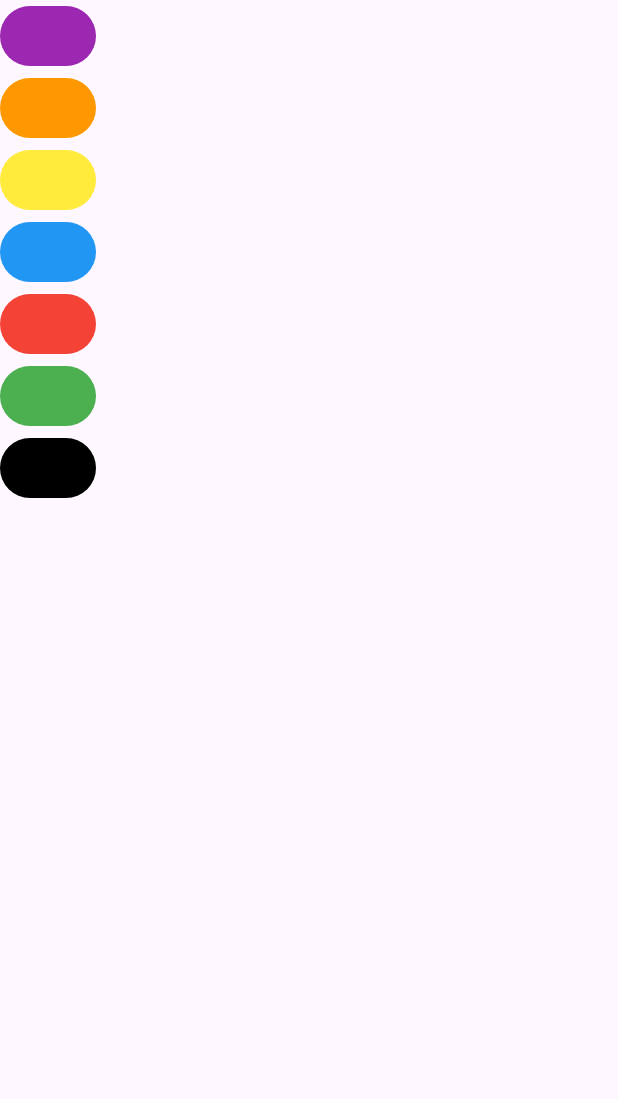
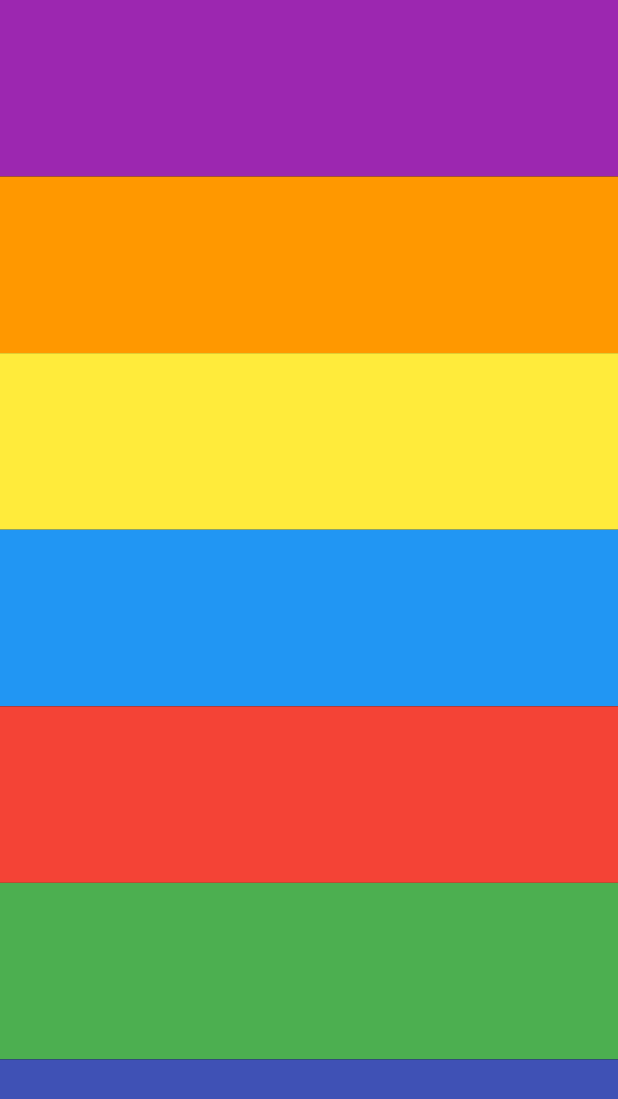
Before and after one commit to imostom/xylophone-flutter-app, a Flutter app: the screen it shows after launch, on a phone screen of 412 x 824 dp. Shown: the top 1099 px of the screen. Run offline on Flutter 3.47's test engine with Material 3 defaults, Android fonts, the light colour scheme and no system bars; our stand-ins replace audioplayers.

Commit message:
buttons made to stretch and occupy full width by using crossAxisAlignment as well as equal height by using Expanded widget

```diff
--- a/lib/main.dart
+++ b/lib/main.dart
@@ -1,7 +1,6 @@
 import 'package:audioplayers/audioplayers.dart';
 import 'package:flutter/material.dart';
 // import 'package:assets_audio_player/src/assets_audio_player.dart';
-
 
 void main() {
   runApp(const XylophoneApp());
@@ -12,7 +11,7 @@ class XylophoneApp extends StatelessWidget {
 
   final int soundIndex = 1;
 
-  void playSound(int soundIndex){
+  void playSound(int soundIndex) {
     final player = AudioPlayer();
     player.play(AssetSource('note$soundIndex.wav'));
   }
@@ -21,97 +20,91 @@ class XylophoneApp extends StatelessWidget {
   Widget build(BuildContext context) {
     return MaterialApp(
         home: Scaffold(
+            backgroundColor: Colors.black,
             body: SafeArea(
               child: Column(
-                  mainAxisAlignment: MainAxisAlignment.start,
+                  crossAxisAlignment: CrossAxisAlignment.stretch,
                   children: <Widget>[
-                  TextButton(
+                    Expanded(
+                      child: TextButton(
                           onPressed: () {
                             playSound(1);
                           },
                           style: TextButton.styleFrom(
-                          foregroundColor: Colors.purple,
-                          textStyle: const TextStyle(fontSize: 20),
-                          backgroundColor: Colors.purple
+                              backgroundColor: Colors.purple,
+                              shape: const RoundedRectangleBorder(
+                                  borderRadius: BorderRadius.all(Radius.zero)
+                              )
                           ),
-                    child: const Text('')
+                          child: const Text('')),
                     ),
-                  TextButton(
+                    Expanded(
+                      child: TextButton(
                           onPressed: () {
                             playSound(2);
                           },
                           style: TextButton.styleFrom(
-                          foregroundColor: Colors.orange,
-                          // padding: const EdgeInsets.all(16.0),
-                          textStyle: const TextStyle(fontSize: 20),
-                        backgroundColor: Colors.orange
+                              backgroundColor: Colors.orange,
+                              shape: const RoundedRectangleBorder(
+                                  borderRadius: BorderRadius.all(Radius.zero))),
+                          child: const Text('')),
                     ),
-                      child: const Text('')
-                  ),
-                  TextButton(
+                    Expanded(
+                      child: TextButton(
                           onPressed: () {
                             playSound(3);
                           },
                           style: TextButton.styleFrom(
-                          foregroundColor: Colors.yellow,
-                          // padding: const EdgeInsets.all(16.0),
-                          textStyle: const TextStyle(fontSize: 20),
-                          backgroundColor: Colors.yellow
+                              backgroundColor: Colors.yellow,
+                              shape: const RoundedRectangleBorder(
+                                  borderRadius: BorderRadius.all(Radius.zero))),
+                          child: const Text('')),
                     ),
-                      child: const Text('')
-                  ),
-                  TextButton(
+                    Expanded(
+                      child: TextButton(
                           onPressed: () {
                             playSound(4);
                           },
                           style: TextButton.styleFrom(
-                          foregroundColor: Colors.blue,
-                          // padding: const EdgeInsets.all(16.0),
-                          textStyle: const TextStyle(fontSize: 20),
-                          backgroundColor: Colors.blue
+                              backgroundColor: Colors.blue,
+                              shape: const RoundedRectangleBorder(
+                                  borderRadius: BorderRadius.all(Radius.zero))),
+                          child: const Text('')),
                     ),
-                      child: const Text('')
-                  ),
-                  TextButton(
+                    Expanded(
+                      child: TextButton(
                           onPressed: () {
                             playSound(5);
                           },
                           style: TextButton.styleFrom(
-                          foregroundColor: Colors.red,
-                          // padding: const EdgeInsets.all(16.0),
-                          textStyle: const TextStyle(fontSize: 20),
-                          backgroundColor: Colors.red
+                              backgroundColor: Colors.red,
+                              shape: const RoundedRectangleBorder(
+                                  borderRadius: BorderRadius.all(Radius.zero))),
+                          child: const Text('')),
                     ),
-                      child: const Text('')
-                  ),
-                  TextButton(
+                    Expanded(
+                      child: TextButton(
                           onPressed: () {
                             playSound(6);
                           },
                           style: TextButton.styleFrom(
-                          foregroundColor: Colors.green,
-                          // padding: const EdgeInsets.all(16.0),
-                          textStyle: const TextStyle(fontSize: 20),
-                          backgroundColor: Colors.green
+                              backgroundColor: Colors.green,
+                              shape: const RoundedRectangleBorder(
+                                  borderRadius: BorderRadius.all(Radius.zero))),
+                          child: const Text('')),
                     ),
-                      child: const Text('')
-                  ),
-                  TextButton(
+                    Expanded(
+                      child: TextButton(
                           onPressed: () {
                             playSound(7);
                           },
                           style: TextButton.styleFrom(
-                          foregroundColor: Colors.black,
-                          // padding: const EdgeInsets.all(16.0),
-                          textStyle: const TextStyle(fontSize: 20),
-                          backgroundColor: Colors.black
-                      ),
-                      child: const Text('')
+                              backgroundColor: Colors.indigo,
+                              shape: const RoundedRectangleBorder(
+                                  borderRadius: BorderRadius.all(Radius.zero))),
+                          child: const Text('')),
                     )
-                ]
-              ),
-            )
-        )
-    );
+                  ]),
+            )));
   }
 }
```
Lines whose indentation alone changed are shown as unchanged.
